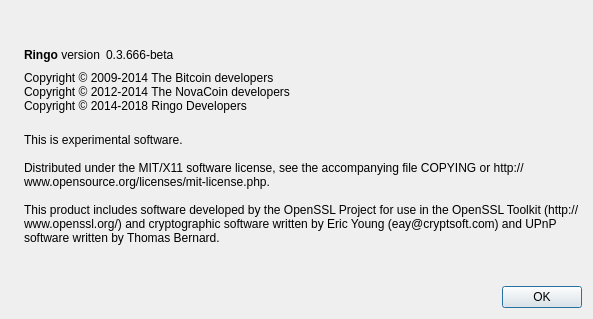
The window that src/qt/forms/aboutdialog.ui (dkwzjw/ringo) describes before a commit, drawn with Qt 5.
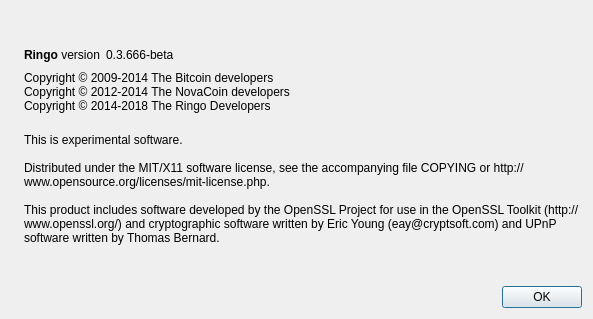
The same window after the commit. Icons and pictures are not drawn.

Patch:
```diff
--- a/src/qt/forms/aboutdialog.ui
+++ b/src/qt/forms/aboutdialog.ui
@@ -93,7 +93,7 @@
        <property name="text">
         <string>Copyright © 2009-2014 The Bitcoin developers
 Copyright © 2012-2014 The NovaCoin developers
-Copyright © 2014-2018 Ringo Developers</string>
+Copyright © 2014-2018 The Ringo Developers</string>
        </property>
        <property name="textInteractionFlags">
         <set>Qt::LinksAccessibleByMouse|Qt::TextSelectableByKeyboard|Qt::TextSelectableByMouse</set>
```
